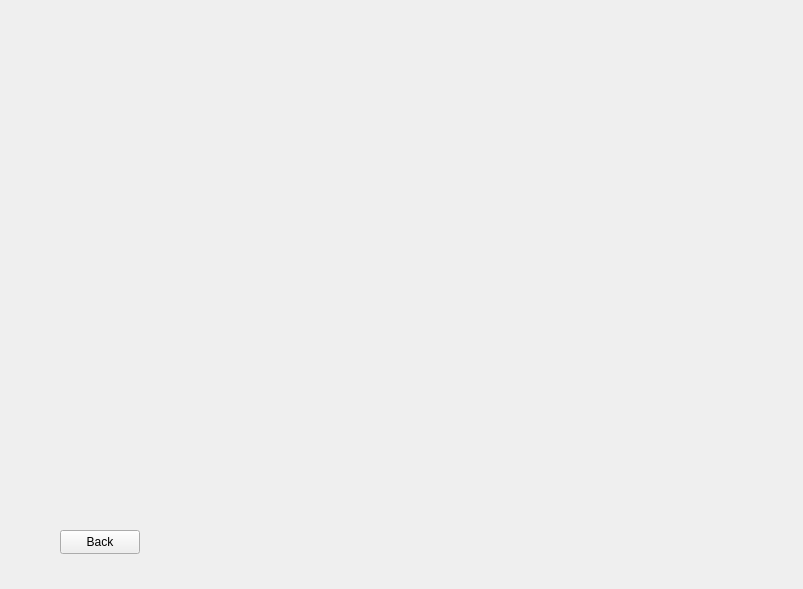
Old version of the form Library-Management-System/deletebook.ui in the repository danisensei/Library-Management-System.
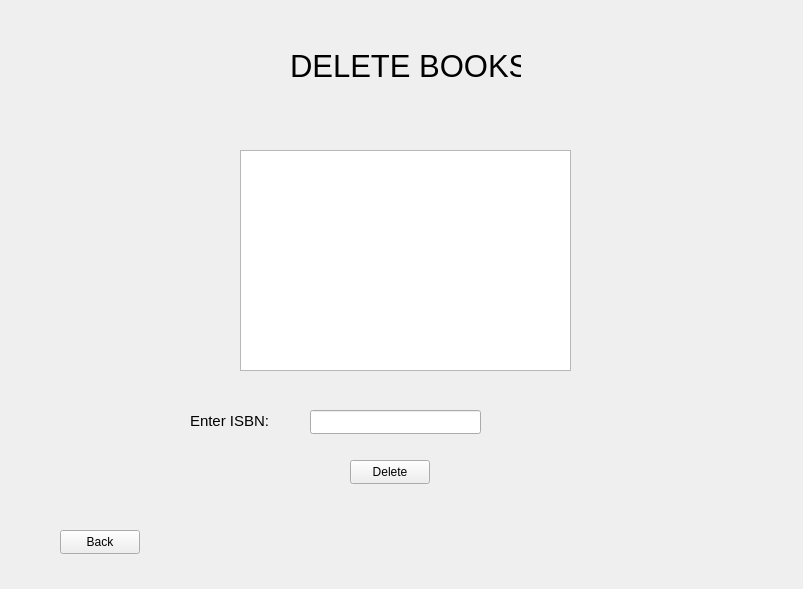
New version of the form.

Patch:
```diff
--- a/Library-Management-System/deletebook.ui
+++ b/Library-Management-System/deletebook.ui
@@ -26,6 +26,75 @@
     <string>Back</string>
    </property>
   </widget>
+  <widget class="QTableView" name="Booktable">
+   <property name="geometry">
+    <rect>
+     <x>240</x>
+     <y>150</y>
+     <width>331</width>
+     <height>221</height>
+    </rect>
+   </property>
+  </widget>
+  <widget class="QLineEdit" name="isbnbox">
+   <property name="geometry">
+    <rect>
+     <x>310</x>
+     <y>410</y>
+     <width>171</width>
+     <height>24</height>
+    </rect>
+   </property>
+  </widget>
+  <widget class="QLabel" name="label">
+   <property name="geometry">
+    <rect>
+     <x>190</x>
+     <y>410</y>
+     <width>81</width>
+     <height>21</height>
+    </rect>
+   </property>
+   <property name="font">
+    <font>
+     <pointsize>11</pointsize>
+    </font>
+   </property>
+   <property name="text">
+    <string>Enter ISBN:</string>
+   </property>
+  </widget>
+  <widget class="QLabel" name="label_2">
+   <property name="geometry">
+    <rect>
+     <x>290</x>
+     <y>30</y>
+     <width>231</width>
+     <height>71</height>
+    </rect>
+   </property>
+   <property name="font">
+    <font>
+     <pointsize>23</pointsize>
+    </font>
+   </property>
+   <property name="text">
+    <string>DELETE BOOKS</string>
+   </property>
+  </widget>
+  <widget class="QPushButton" name="deletebutton">
+   <property name="geometry">
+    <rect>
+     <x>350</x>
+     <y>460</y>
+     <width>80</width>
+     <height>24</height>
+    </rect>
+   </property>
+   <property name="text">
+    <string>Delete</string>
+   </property>
+  </widget>
  </widget>
  <resources/>
  <connections/>
```
Left out of the diff: 2 changed lines with no effect on the pictures.
